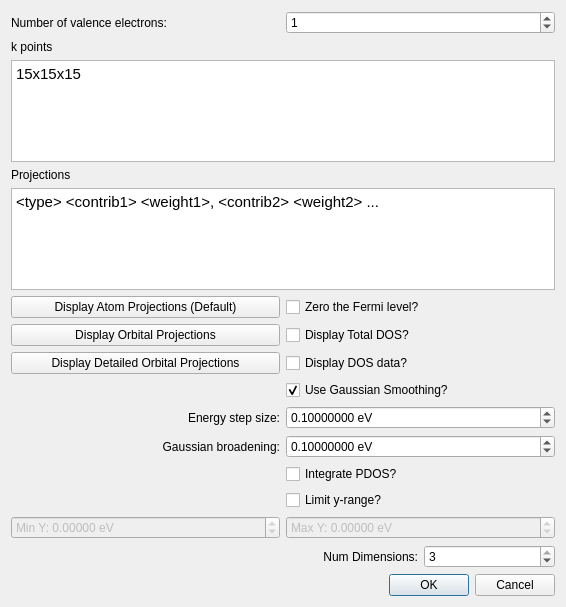
Old version of the form libavogadro/src/extensions/yaehmop/yaehmopprojecteddosdialog.ui in the repository SSeBastian3/avogadro.
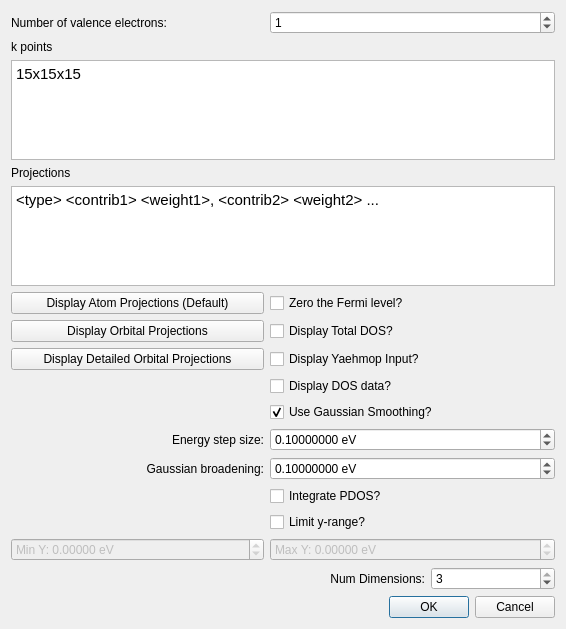
New version of the form.

Commit message:
Added the ability to display yaehmop input
Added a checkbox in each dialog to allow yaehmop
input to be displayed. It pops up in a text box if
the checkbox is checked.

The edit to the form file:
```diff
--- a/libavogadro/src/extensions/yaehmop/yaehmopprojecteddosdialog.ui
+++ b/libavogadro/src/extensions/yaehmop/yaehmopprojecteddosdialog.ui
@@ -7,14 +7,14 @@
     <x>0</x>
     <y>0</y>
     <width>566</width>
-    <height>607</height>
+    <height>629</height>
    </rect>
   </property>
   <property name="windowTitle">
    <string>Yaehmop Projected DOS</string>
   </property>
   <layout class="QGridLayout" name="gridLayout">
-   <item row="22" column="3">
+   <item row="23" column="3">
     <widget class="QSpinBox" name="spin_numDim">
      <property name="toolTip">
       <string>&lt;html&gt;&lt;head/&gt;&lt;body&gt;&lt;p&gt;The number of periodic dimensions.&lt;/p&gt;&lt;p&gt;&lt;br/&gt;&lt;/p&gt;&lt;p&gt;If this is set to 1, the material will be periodic only along the A vector of the crystal.&lt;/p&gt;&lt;p&gt;&lt;br/&gt;&lt;/p&gt;&lt;p&gt;If this is set to 2, the material will be periodic along both the A and B vectors of the crystal.&lt;/p&gt;&lt;p&gt;&lt;br/&gt;&lt;/p&gt;&lt;p&gt;If this is set to 3, the material will be periodic along the A, B, and C vectors of the crystal.&lt;/p&gt;&lt;p&gt;&lt;br/&gt;&lt;/p&gt;&lt;/body&gt;&lt;/html&gt;</string>
@@ -30,7 +30,7 @@
      </property>
     </widget>
    </item>
-   <item row="22" column="2">
+   <item row="23" column="2">
     <widget class="QLabel" name="label_6">
      <property name="toolTip">
       <string>&lt;html&gt;&lt;head/&gt;&lt;body&gt;&lt;p&gt;The number of periodic dimensions.&lt;/p&gt;&lt;p&gt;&lt;br/&gt;&lt;/p&gt;&lt;p&gt;If this is set to 1, the material will be periodic only along the A vector of the crystal.&lt;/p&gt;&lt;p&gt;&lt;br/&gt;&lt;/p&gt;&lt;p&gt;If this is set to 2, the material will be periodic along both the A and B vectors of the crystal.&lt;/p&gt;&lt;p&gt;&lt;br/&gt;&lt;/p&gt;&lt;p&gt;If this is set to 3, the material will be periodic along the A, B, and C vectors of the crystal.&lt;/p&gt;&lt;p&gt;&lt;br/&gt;&lt;/p&gt;&lt;/body&gt;&lt;/html&gt;</string>
@@ -157,7 +157,7 @@
      </property>
     </widget>
    </item>
-   <item row="11" column="2" colspan="2">
+   <item row="12" column="2" colspan="2">
     <widget class="QCheckBox" name="cb_displayData">
      <property name="toolTip">
       <string>&lt;html&gt;&lt;head/&gt;&lt;body&gt;&lt;p&gt;Whether or not to display the density of states data in a&lt;/p&gt;&lt;p&gt;pop-up box after the calculation finishes.&lt;/p&gt;&lt;p&gt;&lt;br/&gt;&lt;/p&gt;&lt;p&gt;Data may be copied and pasted into a separate file.&lt;/p&gt;&lt;p&gt;Default: off&lt;/p&gt;&lt;/body&gt;&lt;/html&gt;</string>
@@ -167,17 +167,7 @@
      </property>
     </widget>
    </item>
-   <item row="11" column="0" colspan="2">
-    <widget class="QPushButton" name="push_displayDetailedOrbitalProj">
-     <property name="toolTip">
-      <string>&lt;html&gt;&lt;head/&gt;&lt;body&gt;&lt;p&gt;Set the projections to be a detailed separation of orbitals. Only similar orbitals on the same atom will be grouped together.&lt;/p&gt;&lt;p&gt;&lt;br/&gt;&lt;/p&gt;&lt;p&gt;Warning: if you set a parameters file to be one that includes unoccupied orbitals, these orbital numberings may be off, and you may need to number them manually.&lt;/p&gt;&lt;/body&gt;&lt;/html&gt;</string>
-     </property>
-     <property name="text">
-      <string>Display Detailed Orbital Projections</string>
-     </property>
-    </widget>
-   </item>
-   <item row="12" column="2" colspan="2">
+   <item row="13" column="2" colspan="2">
     <widget class="QCheckBox" name="cb_useSmoothing">
      <property name="toolTip">
       <string>&lt;html&gt;&lt;head/&gt;&lt;body&gt;&lt;p&gt;Whether or not to use Gaussian smoothing to smooth the data.&lt;/p&gt;&lt;p&gt;&lt;br/&gt;&lt;/p&gt;&lt;p&gt;Smoothing is typically performed for density of states data.&lt;/p&gt;&lt;p&gt;Default: on&lt;/p&gt;&lt;/body&gt;&lt;/html&gt;</string>
@@ -190,7 +180,7 @@
      </property>
     </widget>
    </item>
-   <item row="15" column="2" colspan="2">
+   <item row="16" column="2" colspan="2">
     <widget class="QDoubleSpinBox" name="spin_energyStep">
      <property name="toolTip">
       <string>&lt;html&gt;&lt;head/&gt;&lt;body&gt;&lt;p&gt;The energy step size for Gaussian smoothing. &lt;/p&gt;&lt;p&gt;Default: 0.1&lt;/p&gt;&lt;/body&gt;&lt;/html&gt;</string>
@@ -221,7 +211,7 @@
      </property>
     </widget>
    </item>
-   <item row="15" column="0" colspan="2">
+   <item row="16" column="0" colspan="2">
     <widget class="QLabel" name="label_3">
      <property name="text">
       <string>Energy step size:</string>
@@ -231,7 +221,7 @@
      </property>
     </widget>
    </item>
-   <item row="16" column="2" colspan="2">
+   <item row="17" column="2" colspan="2">
     <widget class="QDoubleSpinBox" name="spin_broadening">
      <property name="toolTip">
       <string>&lt;html&gt;&lt;head/&gt;&lt;body&gt;&lt;p&gt;Gaussian broadening for Gaussian smoothing. The Gaussian broadening is the standard deviation.&lt;/p&gt;&lt;p&gt;Default: 0.1&lt;/p&gt;&lt;/body&gt;&lt;/html&gt;</string>
@@ -256,7 +246,7 @@
      </property>
     </widget>
    </item>
-   <item row="16" column="0" colspan="2">
+   <item row="17" column="0" colspan="2">
     <widget class="QLabel" name="label_4">
      <property name="text">
       <string>Gaussian broadening:</string>
@@ -266,7 +256,7 @@
      </property>
     </widget>
    </item>
-   <item row="17" column="2" colspan="2">
+   <item row="18" column="2" colspan="2">
     <widget class="QCheckBox" name="cb_integratePDOS">
      <property name="toolTip">
       <string>&lt;html&gt;&lt;head/&gt;&lt;body&gt;&lt;p&gt;Whether or not to integrate the Projected DOS&lt;/p&gt;&lt;p&gt;The integrations will show up in the same plot as thinner lines having the same color as their corresponding PDOS curve&lt;/p&gt;&lt;/body&gt;&lt;/html&gt;</string>
@@ -276,7 +266,7 @@
      </property>
     </widget>
    </item>
-   <item row="18" column="2" colspan="2">
+   <item row="19" column="2" colspan="2">
     <widget class="QCheckBox" name="cb_limitY">
      <property name="toolTip">
       <string>&lt;html&gt;&lt;head/&gt;&lt;body&gt;&lt;p&gt;Limit the y-range?&lt;/p&gt;&lt;p&gt;&lt;br/&gt;&lt;/p&gt;&lt;p&gt;Default: off&lt;/p&gt;&lt;/body&gt;&lt;/html&gt;</string>
@@ -286,7 +276,7 @@
      </property>
     </widget>
    </item>
-   <item row="21" column="2" colspan="2">
+   <item row="22" column="2" colspan="2">
     <widget class="QDoubleSpinBox" name="spin_maxY">
      <property name="enabled">
       <bool>false</bool>
@@ -308,7 +298,7 @@
      </property>
     </widget>
    </item>
-   <item row="21" column="0" colspan="2">
+   <item row="22" column="0" colspan="2">
     <widget class="QDoubleSpinBox" name="spin_minY">
      <property name="enabled">
       <bool>false</bool>
@@ -330,7 +320,7 @@
      </property>
     </widget>
    </item>
-   <item row="23" column="0" colspan="4">
+   <item row="24" column="0" colspan="4">
     <widget class="QDialogButtonBox" name="buttonBox">
      <property name="orientation">
       <enum>Qt::Horizontal</enum>
@@ -340,6 +330,23 @@
      </property>
     </widget>
    </item>
+   <item row="11" column="2">
+    <widget class="QCheckBox" name="cb_displayYaehmopInput">
+     <property name="text">
+      <string>Display Yaehmop Input?</string>
+     </property>
+    </widget>
+   </item>
+   <item row="11" column="0" colspan="2">
+    <widget class="QPushButton" name="push_displayDetailedOrbitalProj">
+     <property name="toolTip">
+      <string>&lt;html&gt;&lt;head/&gt;&lt;body&gt;&lt;p&gt;Set the projections to be a detailed separation of orbitals. Only similar orbitals on the same atom will be grouped together.&lt;/p&gt;&lt;p&gt;&lt;br/&gt;&lt;/p&gt;&lt;p&gt;Warning: if you set a parameters file to be one that includes unoccupied orbitals, these orbital numberings may be off, and you may need to number them manually.&lt;/p&gt;&lt;/body&gt;&lt;/html&gt;</string>
+     </property>
+     <property name="text">
+      <string>Display Detailed Orbital Projections</string>
+     </property>
+    </widget>
+   </item>
   </layout>
  </widget>
  <tabstops>
```
Left out of the diff: 1 changed line with no effect on the pictures. The commit also changes 13 other files.
